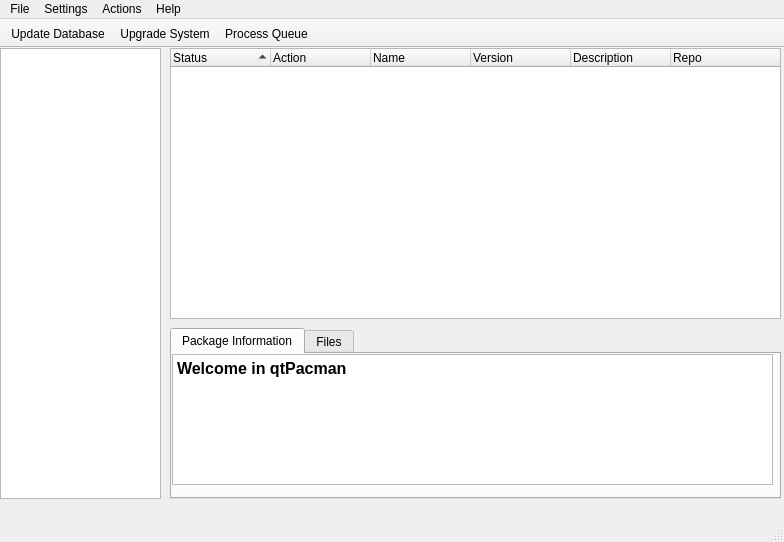
Before: the Qt Designer form trunk/ui/MainWindow.ui in drf/shaman1, drawn with Qt 5.
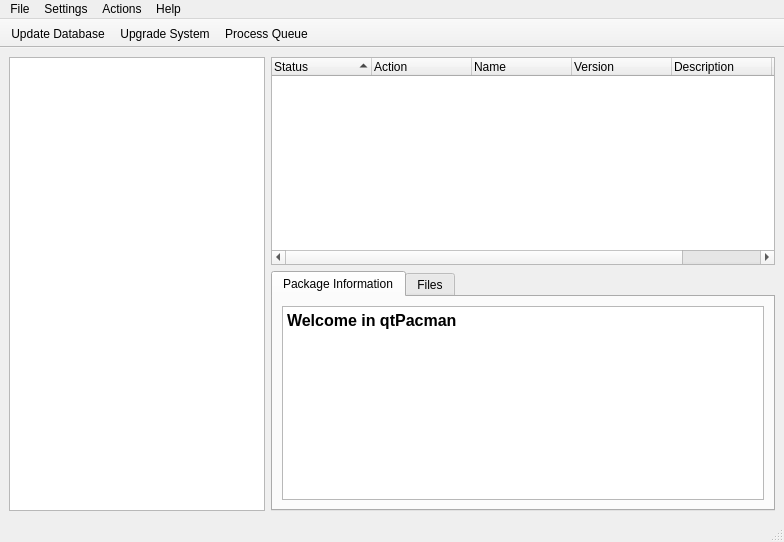
After: the same form once the commit is applied.

Commit message: Now you're able to resize the MainWindow

```diff
--- a/trunk/ui/MainWindow.ui
+++ b/trunk/ui/MainWindow.ui
@@ -13,15 +13,19 @@
    <string>MainWindow</string>
   </property>
   <widget class="QWidget" name="centralwidget" >
+   <layout class="QGridLayout" >
+    <item rowspan="2" row="0" column="0" >
+     <widget class="QListWidget" name="repoList" >
+      <property name="sizePolicy" >
+       <sizepolicy vsizetype="Minimum" hsizetype="Preferred" >
+        <horstretch>0</horstretch>
+        <verstretch>0</verstretch>
+       </sizepolicy>
+      </property>
+     </widget>
+    </item>
+    <item row="0" column="1" >
    <widget class="QTreeWidget" name="pkgsViewWG" >
-    <property name="geometry" >
-     <rect>
-      <x>170</x>
-      <y>0</y>
-      <width>611</width>
-      <height>271</height>
-     </rect>
-    </property>
     <property name="indentation" >
      <number>0</number>
     </property>
@@ -65,25 +69,9 @@
      </property>
     </column>
    </widget>
-   <widget class="QListWidget" name="repoList" >
-    <property name="geometry" >
-     <rect>
-      <x>0</x>
-      <y>0</y>
-      <width>161</width>
-      <height>451</height>
-     </rect>
-    </property>
-   </widget>
+    </item>
+    <item row="1" column="1" >
    <widget class="QTabWidget" name="PkgInfos" >
-    <property name="geometry" >
-     <rect>
-      <x>170</x>
-      <y>280</y>
-      <width>611</width>
-      <height>171</height>
-     </rect>
-    </property>
     <property name="currentIndex" >
      <number>0</number>
     </property>
@@ -91,18 +79,12 @@
      <attribute name="title" >
       <string>Package Information</string>
      </attribute>
+       <layout class="QGridLayout" >
+        <item row="0" column="0" >
      <widget class="QTextEdit" name="pkgInfo" >
       <property name="enabled" >
        <bool>true</bool>
       </property>
-      <property name="geometry" >
-       <rect>
-        <x>0</x>
-        <y>0</y>
-        <width>601</width>
-        <height>131</height>
-       </rect>
-      </property>
       <property name="acceptDrops" >
        <bool>false</bool>
       </property>
@@ -122,6 +104,8 @@
        <bool>false</bool>
       </property>
      </widget>
+        </item>
+       </layout>
     </widget>
     <widget class="QWidget" name="tab_2" >
      <attribute name="title" >
@@ -129,6 +113,8 @@
      </attribute>
     </widget>
    </widget>
+    </item>
+   </layout>
   </widget>
   <widget class="QMenuBar" name="menubar" >
    <property name="geometry" >
```
Left out of the diff: 2 changed lines with no effect on the pictures. Lines whose indentation alone changed are shown as unchanged.
